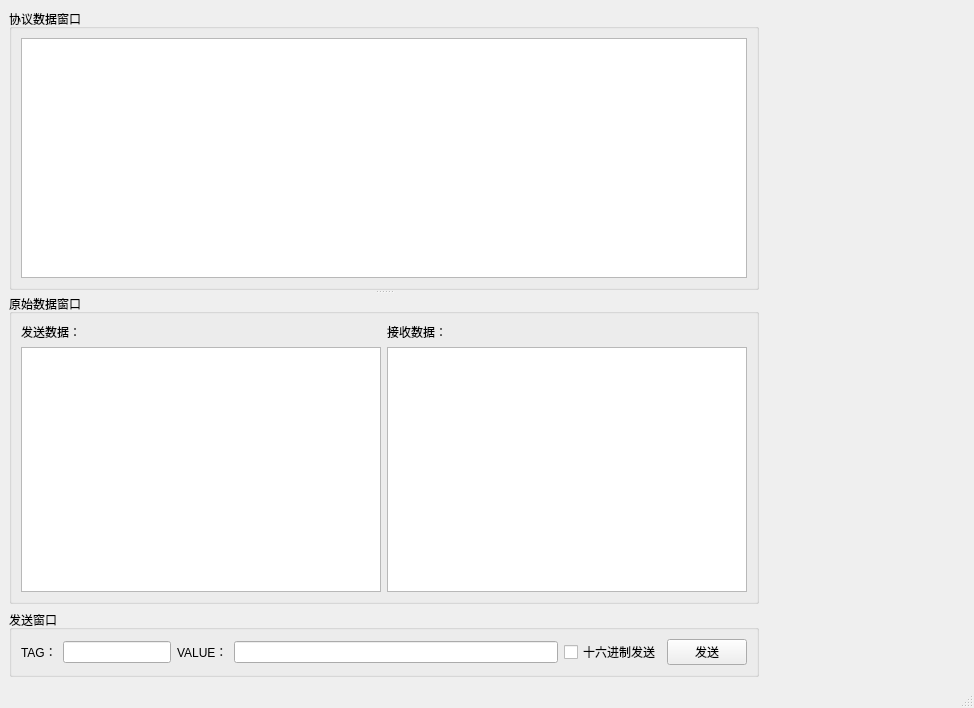
Above: 02.test/02.Qt/01.project/comm_test/mainwindow.ui from LHD0617/comm before the change. Below: the same form after it.
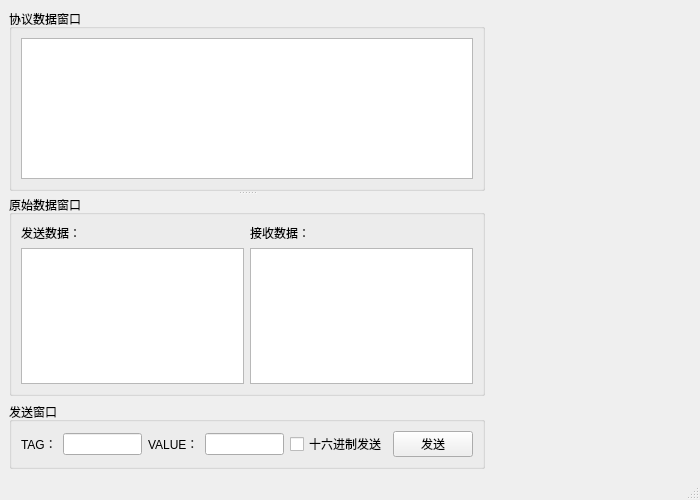
That is the form after the change. Custom widgets are drawn as their Qt base class.

The edit to the form file:
```diff
--- a/02.test/02.Qt/01.project/comm_test/mainwindow.ui
+++ b/02.test/02.Qt/01.project/comm_test/mainwindow.ui
@@ -6,8 +6,8 @@
    <rect>
     <x>0</x>
     <y>0</y>
-    <width>974</width>
-    <height>708</height>
+    <width>700</width>
+    <height>500</height>
    </rect>
   </property>
   <property name="windowTitle">
@@ -102,7 +102,7 @@
          <item>
           <widget class="QLineEdit" name="tagLedit">
            <property name="sizePolicy">
-            <sizepolicy hsizetype="Fixed" vsizetype="Fixed">
+            <sizepolicy hsizetype="Preferred" vsizetype="Fixed">
              <horstretch>0</horstretch>
              <verstretch>0</verstretch>
             </sizepolicy>
@@ -123,7 +123,14 @@
           </widget>
          </item>
          <item>
-          <widget class="QLineEdit" name="valueLedit"/>
+          <widget class="QLineEdit" name="valueLedit">
+           <property name="sizePolicy">
+            <sizepolicy hsizetype="Preferred" vsizetype="Fixed">
+             <horstretch>0</horstretch>
+             <verstretch>0</verstretch>
+            </sizepolicy>
+           </property>
+          </widget>
          </item>
          <item>
           <widget class="QCheckBox" name="hexCkbox">
```
